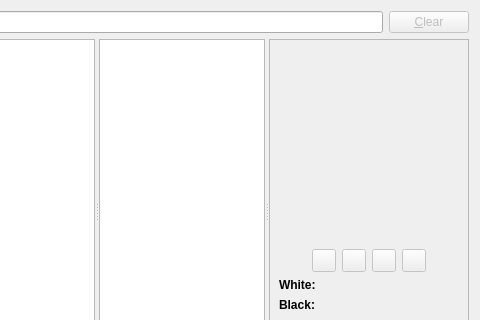
The window that projects/gui/ui/gamedatabasedlg.ui (cutechess/cutechess) describes before a commit, drawn with Qt 5; both pictures show x 82 to 562 and y 0 to 320 of the 562 by 421 pixel window.
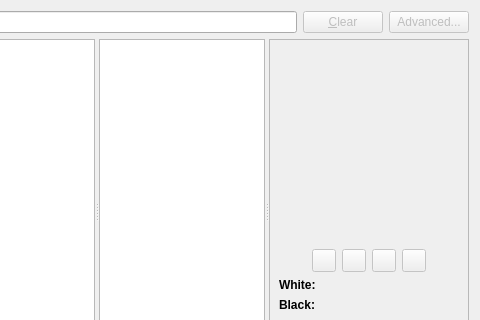
The same window after the commit.

Commit message:
Advanced game database search
In addition to the quick search bar there's a new dialog for making
advanced searches in PGN databases. Once again low level string handling
was needed to achieve excellent performance.

```diff
--- a/projects/gui/ui/gamedatabasedlg.ui
+++ b/projects/gui/ui/gamedatabasedlg.ui
@@ -41,6 +41,16 @@
          </property>
         </widget>
        </item>
+       <item row="1" column="3">
+        <widget class="QPushButton" name="m_advancedSearchBtn">
+         <property name="enabled">
+          <bool>false</bool>
+         </property>
+         <property name="text">
+          <string>Advanced...</string>
+         </property>
+        </widget>
+       </item>
       </layout>
      </item>
      <item>
```
The commit also changes 14 other files.
